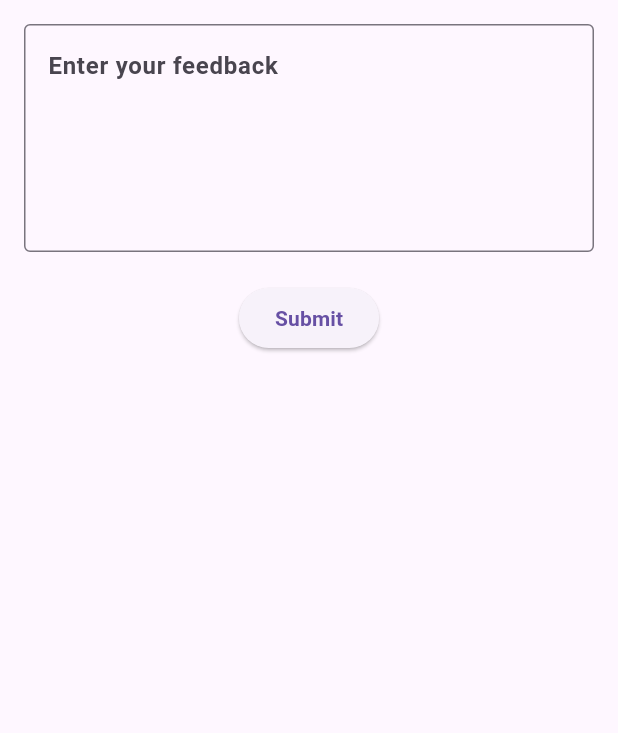
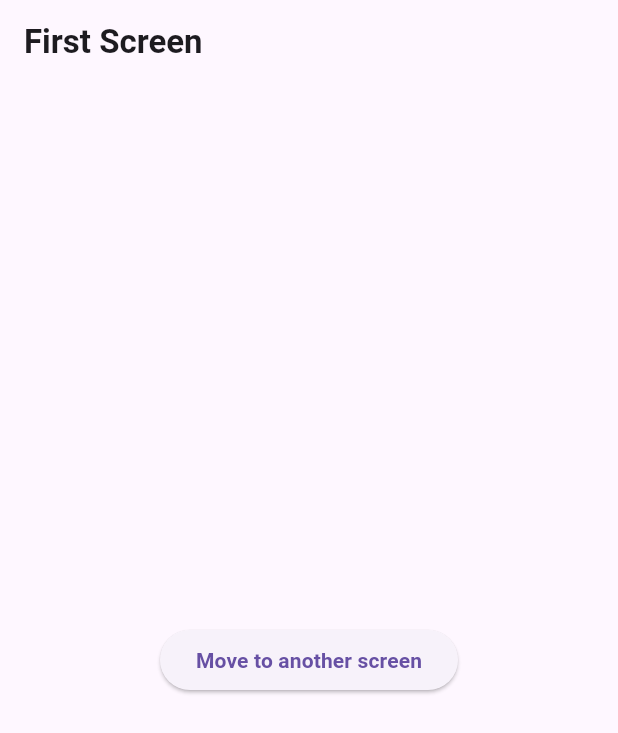
Before and after one commit to HosenShahadath/Flutter-complete-guide-course-documentation, a Flutter app: the screen it shows after launch, on a phone screen of 412 x 824 dp. Shown: the top 733 px of the screen. Run offline on Flutter 3.47's test engine with Material 3 defaults, Android fonts, the phone set to English and light mode, and no system bars; our stand-ins replace audioplayers, cached_network_image, google_fonts, shared_preferences.

```diff
--- a/lib/myapp.dart
+++ b/lib/myapp.dart
@@ -1,5 +1,5 @@
 import 'package:flutter/material.dart';
-import 'package:flutter_framework_practice/section%206/form%20validation/form_validator_screen.dart';
+import 'package:flutter_framework_practice/section%207/move%20to%20another%20screen/move_to_another_screen.dart';
 
 
 class MyApp extends StatelessWidget {
@@ -9,7 +9,7 @@ class MyApp extends StatelessWidget {
   Widget build(BuildContext context) {
     return MaterialApp(
       debugShowCheckedModeBanner: false,
-      home: FormValidatorScreen(),
+      home: MoveToAnotherScreen(),
     );
   }
 }
--- /dev/null
+++ b/lib/section 7/move to another screen/move_to_another_screen.dart
@@ -0,0 +1,39 @@
+import 'package:flutter/material.dart';
+
+class MoveToAnotherScreen extends StatelessWidget {
+  const MoveToAnotherScreen({super.key});
+
+  @override
+  Widget build(BuildContext context) {
+    return Scaffold(
+      appBar: AppBar(title: const Text('First Screen')),
+      body: Center(
+        child: ElevatedButton(
+          onPressed: () {
+            Navigator.push(
+              context,
+              MaterialPageRoute(builder: (context) => SecondScreen()),
+            );
+          },
+          child: Text('Move to another screen'),
+        ),
+      ),
+    );
+  }
+}
+
+class SecondScreen extends StatelessWidget {
+  const SecondScreen({super.key});
+
+  @override
+  Widget build(BuildContext context) {
+    return Scaffold(
+      appBar: AppBar(title: const Text('Second Screen')),
+      body: Center(
+        child: ElevatedButton(onPressed: () {
+          Navigator.pop(context);
+        }, child: const Text('Go back')),
+      ),
+    );
+  }
+}
```
